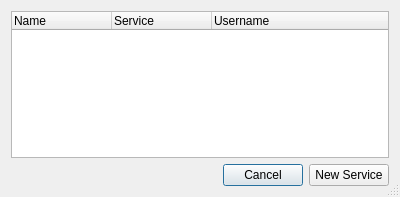
Entomologist/entomologist, file ToDoListPreferences.ui: the form before one commit.
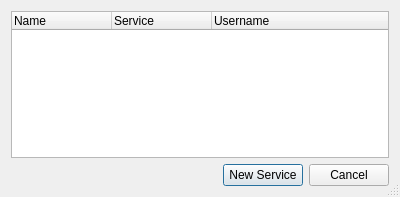
The form after the commit.

Patch:
```diff
--- a/ToDoListPreferences.ui
+++ b/ToDoListPreferences.ui
@@ -61,16 +61,16 @@
       </spacer>
      </item>
      <item>
-      <widget class="QPushButton" name="cancelButton">
+      <widget class="QPushButton" name="addServiceButton">
        <property name="text">
-        <string>Cancel</string>
+        <string>New Service</string>
        </property>
       </widget>
      </item>
      <item>
-      <widget class="QPushButton" name="addServiceButton">
+      <widget class="QPushButton" name="cancelButton">
        <property name="text">
-        <string>New Service</string>
+        <string>Cancel</string>
        </property>
       </widget>
      </item>
```
